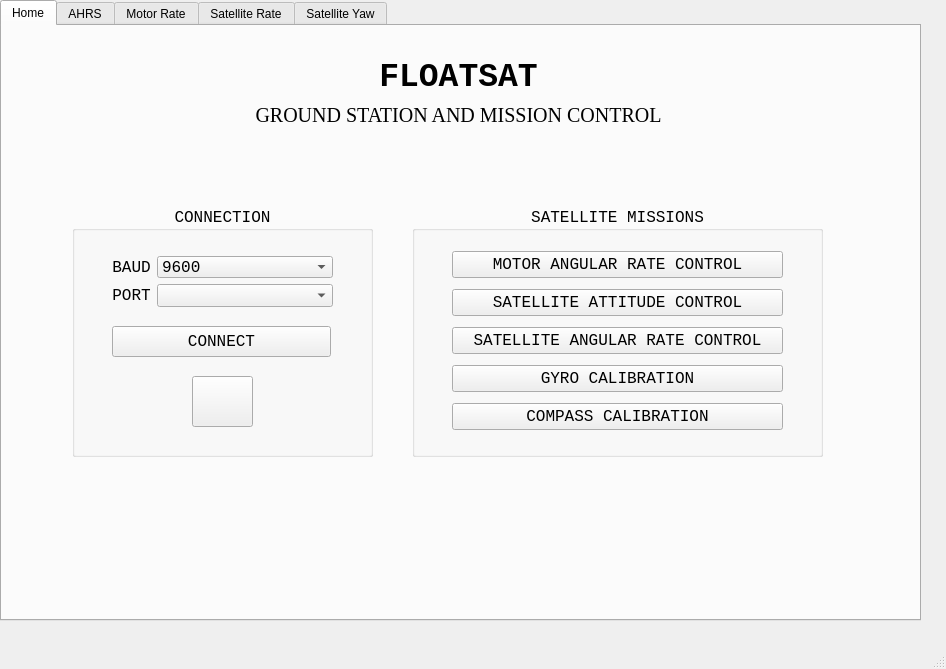
Old version of the form fsat-gs/mainwindow.ui in the repository risherlock/fsat-gs.
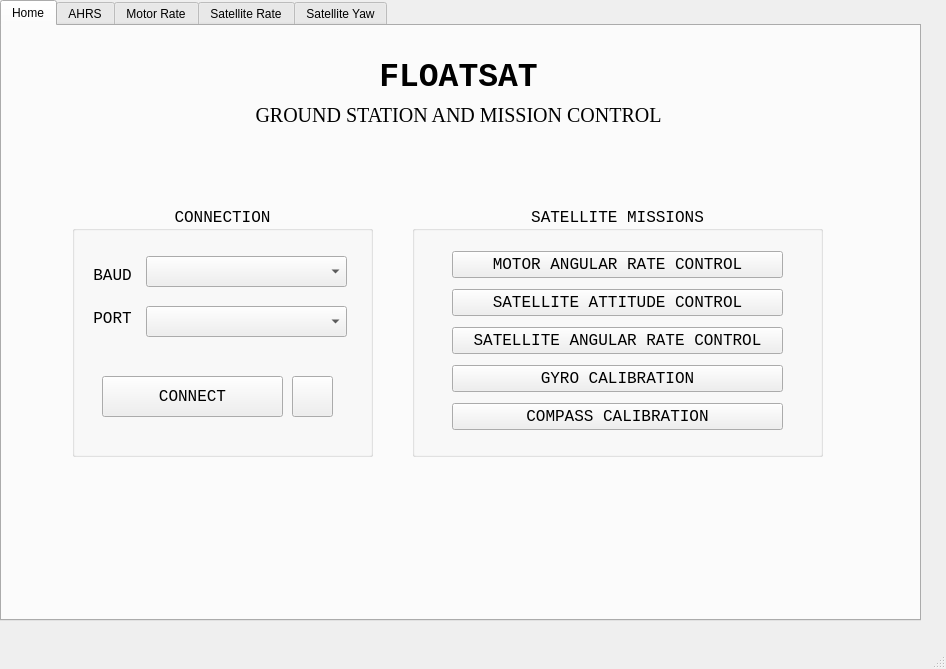
New version of the form. The open tabs and pages were chosen to show the change. Icons and pictures are not drawn. Custom widgets are drawn as their Qt base class.

Commit message: connect with serial port

Diff of the .ui file:
```diff
--- a/fsat-gs/mainwindow.ui
+++ b/fsat-gs/mainwindow.ui
@@ -168,17 +168,63 @@
       <property name="alignment">
        <set>Qt::AlignmentFlag::AlignCenter</set>
       </property>
-      <widget class="QWidget" name="layoutWidget">
+      <widget class="QPushButton" name="pusb_btconn">
        <property name="geometry">
         <rect>
-         <x>40</x>
+         <x>30</x>
+         <y>170</y>
+         <width>181</width>
+         <height>41</height>
+        </rect>
+       </property>
+       <property name="font">
+        <font>
+         <family>Courier New</family>
+         <pointsize>12</pointsize>
+         <bold>false</bold>
+        </font>
+       </property>
+       <property name="text">
+        <string>CONNECT</string>
+       </property>
+      </widget>
+      <widget class="QPushButton" name="push_btrefresh">
+       <property name="geometry">
+        <rect>
+         <x>220</x>
+         <y>170</y>
+         <width>41</width>
+         <height>41</height>
+        </rect>
+       </property>
+       <property name="cursor">
+        <cursorShape>PointingHandCursor</cursorShape>
+       </property>
+       <property name="text">
+        <string/>
+       </property>
+       <property name="icon">
+        <iconset resource="resources.qrc">
+         <normaloff>:/icons/assets/refresh.png</normaloff>:/icons/assets/refresh.png</iconset>
+       </property>
+       <property name="iconSize">
+        <size>
+         <width>25</width>
+         <height>25</height>
+        </size>
+       </property>
+      </widget>
+      <widget class="QWidget" name="">
+       <property name="geometry">
+        <rect>
+         <x>10</x>
          <y>50</y>
-         <width>221</width>
-         <height>51</height>
+         <width>61</width>
+         <height>81</height>
         </rect>
        </property>
-       <layout class="QFormLayout" name="formLayout">
-        <item row="0" column="0">
+       <layout class="QVBoxLayout" name="verticalLayout_3">
+        <item>
          <widget class="QLabel" name="label_power_6">
           <property name="font">
            <font>
@@ -198,36 +244,7 @@
           </property>
          </widget>
         </item>
-        <item row="0" column="1">
-         <widget class="QComboBox" name="comboBox_2">
           <item>
-           <property name="text">
-            <string>9600 </string>
-           </property>
-          </item>
-          <item>
-           <property name="text">
-            <string>19200 </string>
-           </property>
-          </item>
-          <item>
-           <property name="text">
-            <string>38400 </string>
-           </property>
-          </item>
-          <item>
-           <property name="text">
-            <string>57600 </string>
-           </property>
-          </item>
-          <item>
-           <property name="text">
-            <string>115200 </string>
-           </property>
-          </item>
-         </widget>
-        </item>
-        <item row="1" column="0">
          <widget class="QLabel" name="label_power_5">
           <property name="font">
            <font>
@@ -247,56 +264,27 @@
           </property>
          </widget>
         </item>
-        <item row="1" column="1">
-         <widget class="QComboBox" name="comboBox"/>
-        </item>
        </layout>
       </widget>
-      <widget class="QPushButton" name="pushButton_6">
+      <widget class="QComboBox" name="comboBox_btport">
        <property name="geometry">
         <rect>
-         <x>40</x>
-         <y>120</y>
-         <width>219</width>
+         <x>74</x>
+         <y>100</y>
+         <width>201</width>
          <height>31</height>
         </rect>
        </property>
-       <property name="font">
-        <font>
-         <family>Courier New</family>
-         <pointsize>12</pointsize>
-         <bold>false</bold>
-        </font>
-       </property>
-       <property name="text">
-        <string>CONNECT</string>
-       </property>
       </widget>
-      <widget class="QPushButton" name="push_power">
+      <widget class="QComboBox" name="comboBox_btbaud">
        <property name="geometry">
         <rect>
-         <x>120</x>
-         <y>170</y>
-         <width>61</width>
-         <height>51</height>
+         <x>74</x>
+         <y>50</y>
+         <width>201</width>
+         <height>31</height>
         </rect>
        </property>
-       <property name="cursor">
-        <cursorShape>PointingHandCursor</cursorShape>
-       </property>
-       <property name="text">
-        <string/>
-       </property>
-       <property name="icon">
-        <iconset resource="resources.qrc">
-         <normaloff>:/icons/assets/pow_off.png</normaloff>:/icons/assets/pow_off.png</iconset>
-       </property>
-       <property name="iconSize">
-        <size>
-         <width>50</width>
-         <height>50</height>
-        </size>
-       </property>
       </widget>
      </widget>
      <widget class="QLabel" name="label">
@@ -2756,7 +2744,7 @@
      </widget>
     </widget>
    </widget>
-   <widget class="QWidget" name="">
+   <widget class="QWidget" name="layoutWidget">
     <property name="geometry">
      <rect>
       <x>0</x>
@@ -2767,7 +2755,7 @@
     </property>
     <layout class="QHBoxLayout" name="horizontalLayout"/>
    </widget>
-   <widget class="QWidget" name="">
+   <widget class="QWidget" name="layoutWidget">
     <property name="geometry">
      <rect>
       <x>0</x>
```
Left out of the diff: 26 changed lines with no effect on the pictures. Lines whose indentation alone changed are shown as unchanged. The commit also changes 8 other files.
